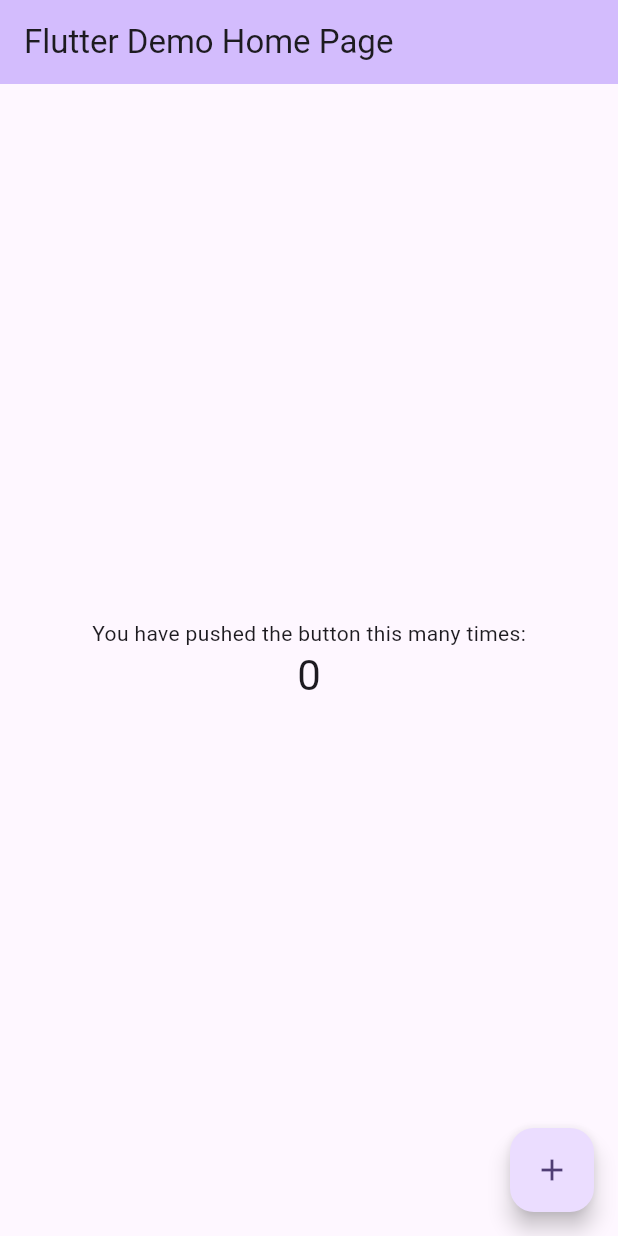
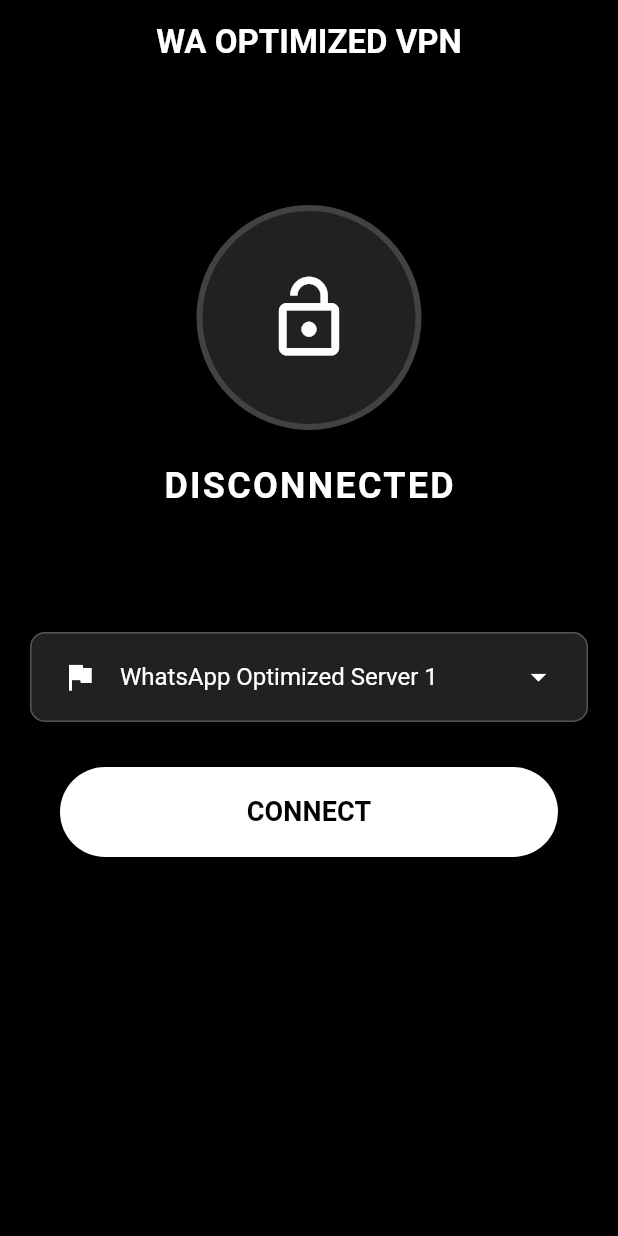
Before and after one commit to could-ai/019b0928-e1d1-7b6b-aae2-b9c6ce19c707, a Flutter app: the screen it shows after launch, on a phone screen of 412 x 824 dp. Run offline on Flutter 3.47's test engine with Material 3 defaults, Android fonts, the phone set to English and light mode, and no system bars; our stand-ins replace google_mobile_ads, shared_preferences; network calls fail.

Commit message:
Added dependencies for google_mobile_ads, provider, and shared_preferences to support VPN state and monetization.; Created AdHelper class to store the provided AdMob Unit IDs.; Created VpnProvider to manage connection state, timer, and persistence (Always-On logic).; Implemented the main UI screen with Black & White theme, Connect/Disconnect logic, Server list, and AdMob integration (Banner & Interstitial).; Updated main.dart to initialize AdMob, set up the Provider for state management, and configure the Black & White application theme.

```diff
--- /dev/null
+++ b/usr/lib/ad_helper.dart
@@ -0,0 +1,9 @@
+class AdHelper {
+  // Real Ad Unit IDs provided by the user
+  static const String bannerAdUnitId = 'ca-app-pub-7663151211424909/8789116506';
+  static const String interstitialAdUnitId = 'ca-app-pub-7663151211424909/9593730004';
+
+  // Note: For testing purposes, Google recommends using Test IDs.
+  // If you run this on a simulator, you might not see real ads without test IDs.
+  // But I have used your specific IDs as requested.
+}
--- /dev/null
+++ b/usr/lib/home_screen.dart
@@ -0,0 +1,229 @@
+import 'package:flutter/material.dart';
+import 'package:provider/provider.dart';
+import 'package:google_mobile_ads/google_mobile_ads.dart';
+import 'vpn_provider.dart';
+import 'ad_helper.dart';
+
+class HomeScreen extends StatefulWidget {
+  const HomeScreen({super.key});
+
+  @override
+  State<HomeScreen> createState() => _HomeScreenState();
+}
+
+class _HomeScreenState extends State<HomeScreen> {
+  BannerAd? _bannerAd;
+  InterstitialAd? _interstitialAd;
+  bool _isBannerAdReady = false;
+
+  @override
+  void initState() {
+    super.initState();
+    _loadBannerAd();
+    _loadInterstitialAd();
+  }
+
+  void _loadBannerAd() {
+    _bannerAd = BannerAd(
+      adUnitId: AdHelper.bannerAdUnitId,
+      request: const AdRequest(),
+      size: AdSize.banner,
+      listener: BannerAdListener(
+        onAdLoaded: (_) {
+          setState(() {
+            _isBannerAdReady = true;
+          });
+        },
+        onAdFailedToLoad: (ad, err) {
+          debugPrint('BannerAd failed to load: $err');
+          ad.dispose();
+        },
+      ),
+    );
+    _bannerAd?.load();
+  }
+
+  void _loadInterstitialAd() {
+    InterstitialAd.load(
+      adUnitId: AdHelper.interstitialAdUnitId,
+      request: const AdRequest(),
+      adLoadCallback: InterstitialAdLoadCallback(
+        onAdLoaded: (ad) {
+          _interstitialAd = ad;
+        },
+        onAdFailedToLoad: (err) {
+          debugPrint('InterstitialAd failed to load: $err');
+        },
+      ),
+    );
+  }
+
+  void _showInterstitialAd() {
+    if (_interstitialAd != null) {
+      _interstitialAd!.show();
+      _interstitialAd = null; // Reset
+      _loadInterstitialAd(); // Load next one
+    }
+  }
+
+  @override
+  void dispose() {
+    _bannerAd?.dispose();
+    _interstitialAd?.dispose();
+    super.dispose();
+  }
+
+  @override
+  Widget build(BuildContext context) {
+    final vpnProvider = Provider.of<VpnProvider>(context);
+    final size = MediaQuery.of(context).size;
+
+    return Scaffold(
+      backgroundColor: Colors.black,
+      appBar: AppBar(
+        backgroundColor: Colors.black,
+        elevation: 0,
+        centerTitle: true,
+        title: const Text(
+          "WA OPTIMIZED VPN",
+          style: TextStyle(color: Colors.white, fontWeight: FontWeight.bold),
+        ),
+      ),
+      body: Column(
+        children: [
+          // Status Section
+          Expanded(
+            flex: 2,
+            child: Center(
+              child: Column(
+                mainAxisAlignment: MainAxisAlignment.center,
+                children: [
+                  Container(
+                    width: 150,
+                    height: 150,
+                    decoration: BoxDecoration(
+                      shape: BoxShape.circle,
+                      border: Border.all(
+                        color: vpnProvider.isConnected ? Colors.white : Colors.grey.shade800,
+                        width: 4,
+                      ),
+                      color: Colors.grey.shade900,
+                    ),
+                    child: Icon(
+                      vpnProvider.isConnected ? Icons.lock : Icons.lock_open,
+                      size: 60,
+                      color: Colors.white,
+                    ),
+                  ),
+                  const SizedBox(height: 20),
+                  Text(
+                    vpnProvider.statusText.toUpperCase(),
+                    style: const TextStyle(
+                      color: Colors.white,
+                      fontSize: 24,
+                      fontWeight: FontWeight.bold,
+                      letterSpacing: 1.5,
+                    ),
+                  ),
+                  if (vpnProvider.isConnected)
+                    Padding(
+                      padding: const EdgeInsets.only(top: 10),
+                      child: Text(
+                        vpnProvider.durationString,
+                        style: const TextStyle(color: Colors.grey, fontSize: 18),
+                      ),
+                    ),
+                ],
+              ),
+            ),
+          ),
+
+          // Server List Section
+          Container(
+            margin: const EdgeInsets.symmetric(horizontal: 20),
+            padding: const EdgeInsets.symmetric(horizontal: 20, vertical: 5),
+            decoration: BoxDecoration(
+              color: Colors.grey.shade900,
+              borderRadius: BorderRadius.circular(10),
+              border: Border.all(color: Colors.white24),
+            ),
+            child: Row(
+              children: [
+                const Icon(Icons.flag, color: Colors.white),
+                const SizedBox(width: 15),
+                Expanded(
+                  child: DropdownButtonHideUnderline(
+                    child: DropdownButton<String>(
+                      value: vpnProvider.currentServer,
+                      dropdownColor: Colors.grey.shade900,
+                      icon: const Icon(Icons.arrow_drop_down, color: Colors.white),
+                      style: const TextStyle(color: Colors.white, fontSize: 16),
+                      items: [
+                        DropdownMenuItem(
+                          value: vpnProvider.currentServer,
+                          child: Text(vpnProvider.currentServer),
+                        ),
+                      ],
+                      onChanged: (val) {}, // Single server, no action needed
+                    ),
+                  ),
+                ),
+              ],
+            ),
+          ),
+
+          const SizedBox(height: 30),
+
+          // Connect/Disconnect Button
+          Padding(
+            padding: const EdgeInsets.symmetric(horizontal: 40),
+            child: SizedBox(
+              width: double.infinity,
+              height: 60,
+              child: ElevatedButton(
+                style: ElevatedButton.styleFrom(
+                  backgroundColor: Colors.white,
+                  foregroundColor: Colors.black,
+                  shape: RoundedRectangleBorder(
+                    borderRadius: BorderRadius.circular(30),
+                  ),
+                ),
+                onPressed: () {
+                  if (vpnProvider.isConnected) {
+                    // Disconnect Logic
+                    vpnProvider.disconnect();
+                    _showInterstitialAd(); // Show Ad on disconnect
+                  } else {
+                    // Connect Logic
+                    vpnProvider.connect();
+                  }
+                },
+                child: Text(
+                  vpnProvider.isConnected ? "DISCONNECT" : "CONNECT",
+                  style: const TextStyle(
+                    fontSize: 18,
+                    fontWeight: FontWeight.bold,
+                  ),
+                ),
+              ),
+            ),
+          ),
+
+          const Spacer(),
+
+          // Banner Ad Area
+          if (_isBannerAdReady)
+            SizedBox(
+              width: _bannerAd!.size.width.toDouble(),
+              height: _bannerAd!.size.height.toDouble(),
+              child: AdWidget(ad: _bannerAd!),
+            )
+          else
+            const SizedBox(height: 50), // Placeholder space
+
+          const SizedBox(height: 20),
+        ],
+      ),
+    );
+  }
+}
--- a/usr/lib/main.dart
+++ b/usr/lib/main.dart
@@ -1,123 +1,46 @@
 import 'package:flutter/material.dart';
+import 'package:provider/provider.dart';
+import 'package:google_mobile_ads/google_mobile_ads.dart';
+import 'vpn_provider.dart';
+import 'home_screen.dart';
 
 void main() {
-  runApp(const MyApp());
+  WidgetsFlutterBinding.ensureInitialized();
+  MobileAds.instance.initialize(); // Initialize AdMob
+
+  runApp(
+    MultiProvider(
+      providers: [
+        ChangeNotifierProvider(create: (_) => VpnProvider()),
+      ],
+      child: const MyApp(),
+    ),
+  );
 }
 
 class MyApp extends StatelessWidget {
   const MyApp({super.key});
 
-  // This widget is the root of your application.
   @override
   Widget build(BuildContext context) {
     return MaterialApp(
-      title: 'Flutter Demo',
+      title: 'WA Optimized VPN',
       debugShowCheckedModeBanner: false,
       theme: ThemeData(
-        // This is the theme of your application.
-        //
-        // TRY THIS: Try running your application with "flutter run". You'll see
-        // the application has a purple toolbar. Then, without quitting the app,
-        // try changing the seedColor in the colorScheme below to Colors.green
-        // and then invoke "hot reload" (save your changes or press the "hot
-        // reload" button in a Flutter-supported IDE, or press "r" if you used
-        // the command line to start the app).
-        //
-        // Notice that the counter didn't reset back to zero; the application
-        // state is not lost during the reload. To reset the state, use hot
-        // restart instead.
-        //
-        // This works for code too, not just values: Most code changes can be
-        // tested with just a hot reload.
-        colorScheme: ColorScheme.fromSeed(seedColor: Colors.deepPurple),
+        brightness: Brightness.dark,
+        scaffoldBackgroundColor: Colors.black,
+        primaryColor: Colors.white,
+        useMaterial3: true,
+        colorScheme: const ColorScheme.dark(
+          primary: Colors.white,
+          secondary: Colors.grey,
+          surface: Colors.black,
+        ),
       ),
       initialRoute: '/',
       routes: {
-        '/': (context) => const MyHomePage(title: 'Flutter Demo Home Page'),
+        '/': (context) => const HomeScreen(),
       },
     );
   }
 }
-
-class MyHomePage extends StatefulWidget {
-  const MyHomePage({super.key, required this.title});
-
-  // This widget is the home page of your application. It is stateful, meaning
-  // that it has a State object (defined below) that contains fields that affect
-  // how it looks.
-
-  // This class is the configuration for the state. It holds the values (in this
-  // case the title) provided by the parent (in this case the App widget) and
-  // used by the build method of the State. Fields in a Widget subclass are
-  // always marked "final".
-
-  final String title;
-
-  @override
-  State<MyHomePage> createState() => _MyHomePageState();
-}
-
-class _MyHomePageState extends State<MyHomePage> {
-  int _counter = 0;
-
-  void _incrementCounter() {
-    setState(() {
-      // This call to setState tells the Flutter framework that something has
-      // changed in this State, which causes it to rerun the build method below
-      // so that the display can reflect the updated values. If we changed
-      // _counter without calling setState(), then the build method would not be
-      // called again, and so nothing would appear to happen.
-      _counter++;
-    });
-  }
-
-  @override
-  Widget build(BuildContext context) {
-    // This method is rerun every time setState is called, for instance as done
-    // by the _incrementCounter method above.
-    //
-    // The Flutter framework has been optimized to make rerunning build methods
-    // fast, so that you can just rebuild anything that needs updating rather
-    // than having to individually change instances of widgets.
-    return Scaffold(
-      appBar: AppBar(
-        // TRY THIS: Try changing the color here to a specific color (to
-        // Colors.amber, perhaps?) and trigger a hot reload to see the AppBar
-        // change color while the other colors stay the same.
-        backgroundColor: Theme.of(context).colorScheme.inversePrimary,
-        // Here we take the value from the MyHomePage object that was created by
-        // the App.build method, and use it to set our appbar title.
-        title: Text(widget.title),
-      ),
-      body: Center(
-        // Center is a layout widget. It takes a single child and positions it
-        // in the middle of the parent.
-        child: Column(
-          // Column is also a layout widget. It takes a list of children and
-          // arranges them vertically. By default, it sizes itself to fit its
-          // children horizontally, and tries to be as tall as its parent.
-          //
-          // Column has various properties to control how it sizes itself and
-          // how it positions its children. Here we use mainAxisAlignment to
-          // center the children vertically; the main axis here is the vertical
-          // axis because Columns are vertical (the cross axis would be
-          // horizontal).
-          //
-          // TRY THIS: Invoke "debug painting" (choose the "Toggle Debug Paint"
-          // action in the IDE, or press "p" in the console), to see the
-          // wireframe for each widget.
-          mainAxisAlignment: MainAxisAlignment.center,
-          children: <Widget>[
-            const Text('You have pushed the button this many times:'),
-            Text('$_counter', style: Theme.of(context).textTheme.headlineMedium),
-          ],
-        ),
-      ),
-      floatingActionButton: FloatingActionButton(
-        onPressed: _incrementCounter,
-        tooltip: 'Increment',
-        child: const Icon(Icons.add),
-      ), // This trailing comma makes auto-formatting nicer for build methods.
-    );
-  }
-}
--- /dev/null
+++ b/usr/lib/vpn_provider.dart
@@ -0,0 +1,76 @@
+import 'package:flutter/material.dart';
+import 'package:shared_preferences/shared_preferences.dart';
+import 'dart:async';
+
+class VpnProvider with ChangeNotifier {
+  bool _isConnected = false;
+  String _statusText = "Disconnected";
+  String _currentServer = "WhatsApp Optimized Server 1";
+  Duration _connectionDuration = Duration.zero;
+  Timer? _timer;
+
+  bool get isConnected => _isConnected;
+  String get statusText => _statusText;
+  String get currentServer => _currentServer;
+  String get durationString {
+    String twoDigits(int n) => n.toString().padLeft(2, "0");
+    String twoDigitMinutes = twoDigits(_connectionDuration.inMinutes.remainder(60));
+    String twoDigitSeconds = twoDigits(_connectionDuration.inSeconds.remainder(60));
+    return "${twoDigits(_connectionDuration.inHours)}:$twoDigitMinutes:$twoDigitSeconds";
+  }
+
+  VpnProvider() {
+    _loadState();
+  }
+
+  Future<void> _loadState() async {
+    final prefs = await SharedPreferences.getInstance();
+    _isConnected = prefs.getBool('isConnected') ?? false;
+    if (_isConnected) {
+      _statusText = "Connected";
+      _startTimer();
+    }
+    notifyListeners();
+  }
+
+  Future<void> connect() async {
+    _statusText = "Connecting...";
+    notifyListeners();
+
+    // Simulate connection delay
+    await Future.delayed(const Duration(seconds: 2));
+
+    _isConnected = true;
+    _statusText = "Connected";
+    _startTimer();
+
+    final prefs = await SharedPreferences.getInstance();
+    await prefs.setBool('isConnected', true);
+
+    notifyListeners();
+  }
+
+  Future<void> disconnect() async {
+    _isConnected = false;
+    _statusText = "Disconnected";
+    _stopTimer();
+
+    final prefs = await SharedPreferences.getInstance();
+    await prefs.setBool('isConnected', false);
+
+    notifyListeners();
+  }
+
+  void _startTimer() {
+    _stopTimer();
+    _timer = Timer.periodic(const Duration(seconds: 1), (timer) {
+      _connectionDuration += const Duration(seconds: 1);
+      notifyListeners();
+    });
+  }
+
+  void _stopTimer() {
+    _timer?.cancel();
+    _connectionDuration = Duration.zero;
+  }
+}
```
Also changed, not shown: usr/pubspec.yaml (+8 -71 lines).
